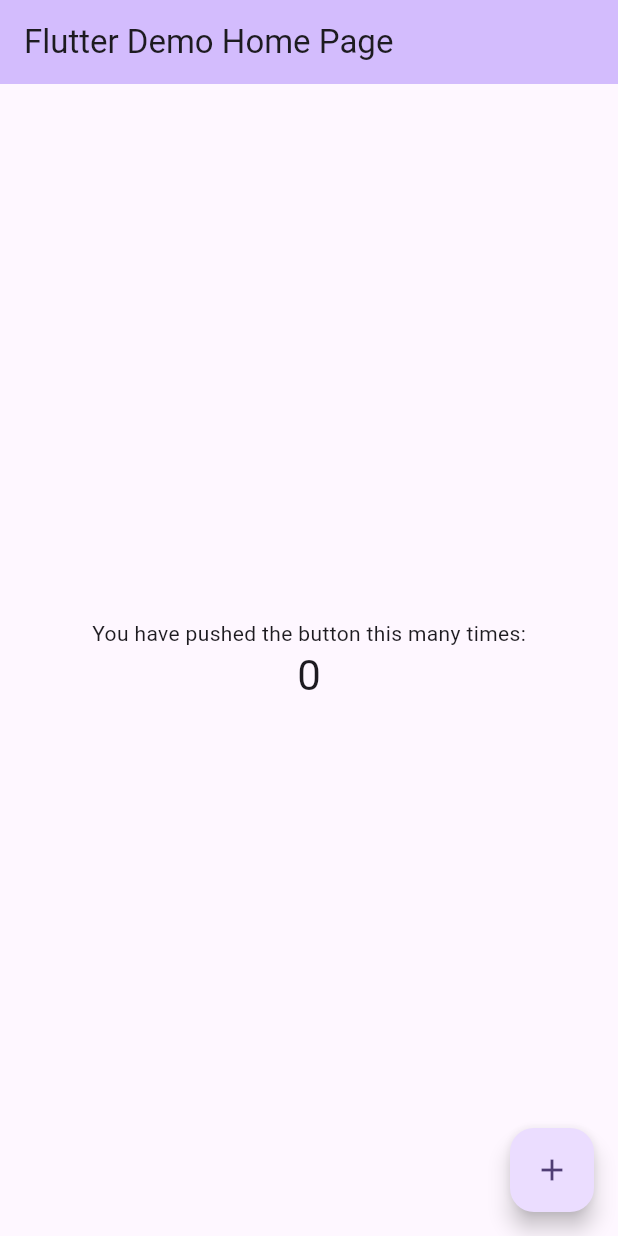
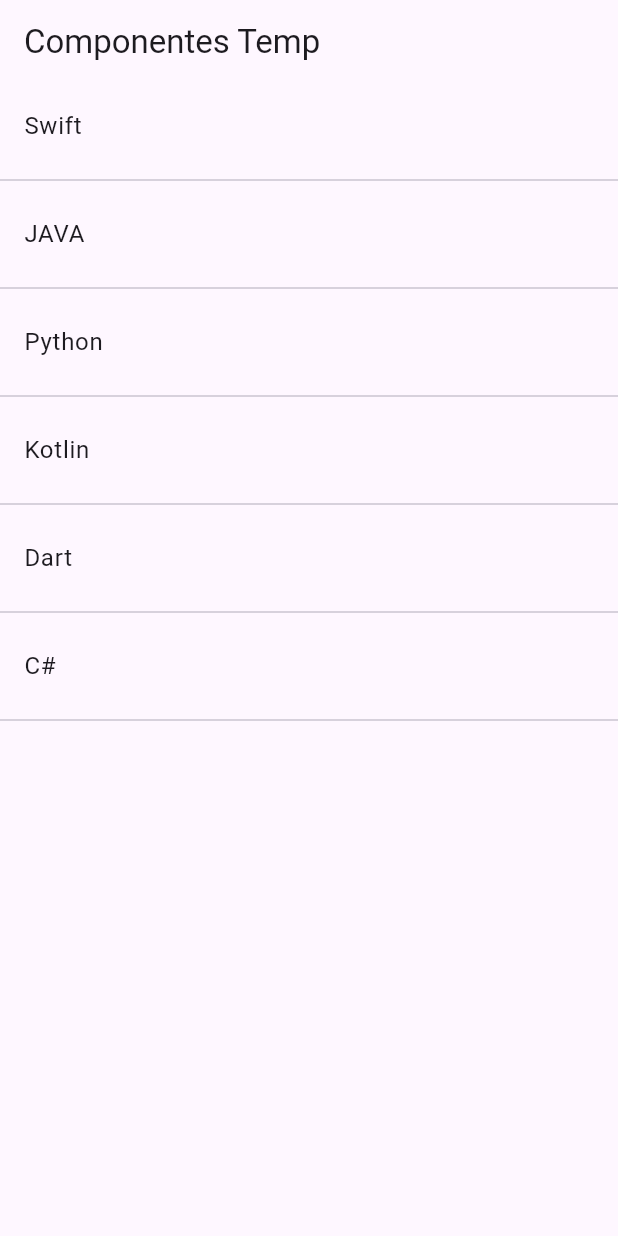
Before and after one commit to marcoalonso/componentsFlutter, a Flutter app: the screen it shows after launch, on a phone screen of 412 x 824 dp. Run offline on Flutter 3.47's test engine with Material 3 defaults, Android fonts, the light colour scheme and no system bars.

Commit message:
Simple String list added

```diff
--- a/lib/main.dart
+++ b/lib/main.dart
@@ -1,125 +1,19 @@
 import 'package:flutter/material.dart';
 
-void main() {
-  runApp(const MyApp());
-}
+import 'package:components/src/pages/home_temp.dart';
+
+
+void main() => runApp(const MyApp());
 
 class MyApp extends StatelessWidget {
   const MyApp({super.key});
 
-  // This widget is the root of your application.
   @override
   Widget build(BuildContext context) {
     return MaterialApp(
-      title: 'Flutter Demo',
-      theme: ThemeData(
-        // This is the theme of your application.
-        //
-        // TRY THIS: Try running your application with "flutter run". You'll see
-        // the application has a purple toolbar. Then, without quitting the app,
-        // try changing the seedColor in the colorScheme below to Colors.green
-        // and then invoke "hot reload" (save your changes or press the "hot
-        // reload" button in a Flutter-supported IDE, or press "r" if you used
-        // the command line to start the app).
-        //
-        // Notice that the counter didn't reset back to zero; the application
-        // state is not lost during the reload. To reset the state, use hot
-        // restart instead.
-        //
-        // This works for code too, not just values: Most code changes can be
-        // tested with just a hot reload.
-        colorScheme: ColorScheme.fromSeed(seedColor: Colors.deepPurple),
-        useMaterial3: true,
-      ),
-      home: const MyHomePage(title: 'Flutter Demo Home Page'),
+      title: 'Componentes App',
+      debugShowCheckedModeBanner: false,
+      home: HomePageTemp()
     );
   }
 }
-
-class MyHomePage extends StatefulWidget {
-  const MyHomePage({super.key, required this.title});
-
-  // This widget is the home page of your application. It is stateful, meaning
-  // that it has a State object (defined below) that contains fields that affect
-  // how it looks.
-
-  // This class is the configuration for the state. It holds the values (in this
-  // case the title) provided by the parent (in this case the App widget) and
-  // used by the build method of the State. Fields in a Widget subclass are
-  // always marked "final".
-
-  final String title;
-
-  @override
-  State<MyHomePage> createState() => _MyHomePageState();
-}
-
-class _MyHomePageState extends State<MyHomePage> {
-  int _counter = 0;
-
-  void _incrementCounter() {
-    setState(() {
-      // This call to setState tells the Flutter framework that something has
-      // changed in this State, which causes it to rerun the build method below
-      // so that the display can reflect the updated values. If we changed
-      // _counter without calling setState(), then the build method would not be
-      // called again, and so nothing would appear to happen.
-      _counter++;
-    });
-  }
-
-  @override
-  Widget build(BuildContext context) {
-    // This method is rerun every time setState is called, for instance as done
-    // by the _incrementCounter method above.
-    //
-    // The Flutter framework has been optimized to make rerunning build methods
-    // fast, so that you can just rebuild anything that needs updating rather
-    // than having to individually change instances of widgets.
-    return Scaffold(
-      appBar: AppBar(
-        // TRY THIS: Try changing the color here to a specific color (to
-        // Colors.amber, perhaps?) and trigger a hot reload to see the AppBar
-        // change color while the other colors stay the same.
-        backgroundColor: Theme.of(context).colorScheme.inversePrimary,
-        // Here we take the value from the MyHomePage object that was created by
-        // the App.build method, and use it to set our appbar title.
-        title: Text(widget.title),
-      ),
-      body: Center(
-        // Center is a layout widget. It takes a single child and positions it
-        // in the middle of the parent.
-        child: Column(
-          // Column is also a layout widget. It takes a list of children and
-          // arranges them vertically. By default, it sizes itself to fit its
-          // children horizontally, and tries to be as tall as its parent.
-          //
-          // Column has various properties to control how it sizes itself and
-          // how it positions its children. Here we use mainAxisAlignment to
-          // center the children vertically; the main axis here is the vertical
-          // axis because Columns are vertical (the cross axis would be
-          // horizontal).
-          //
-          // TRY THIS: Invoke "debug painting" (choose the "Toggle Debug Paint"
-          // action in the IDE, or press "p" in the console), to see the
-          // wireframe for each widget.
-          mainAxisAlignment: MainAxisAlignment.center,
-          children: <Widget>[
-            const Text(
-              'You have pushed the button this many times:',
-            ),
-            Text(
-              '$_counter',
-              style: Theme.of(context).textTheme.headlineMedium,
-            ),
-          ],
-        ),
-      ),
-      floatingActionButton: FloatingActionButton(
-        onPressed: _incrementCounter,
-        tooltip: 'Increment',
-        child: const Icon(Icons.add),
-      ), // This trailing comma makes auto-formatting nicer for build methods.
-    );
-  }
-}
--- /dev/null
+++ b/lib/src/pages/home_temp.dart
@@ -0,0 +1,37 @@
+import 'package:flutter/material.dart';
+
+class HomePageTemp extends StatelessWidget {
+
+  final opciones = ["Swift", "JAVA", "Python", "Kotlin", "Dart", "C#"];
+
+
+  @override
+  Widget build(BuildContext context) {
+    return Scaffold(
+      appBar: AppBar(
+        title: Text("Componentes Temp"),
+      ),
+      body: ListView(
+        children: _crearItems()
+      ),
+    );
+  }
+
+  List<Widget> _crearItems() {
+
+    List<Widget> lista = [];
+
+    for (String opt in opciones) {
+
+      final tempWidget = ListTile(
+        title: Text(opt),
+      );
+
+      lista..add(tempWidget)
+            ..add(Divider());
+
+    }
+    return lista;
+  }
+
+}
```
Also changed, not shown: 1 other file.
